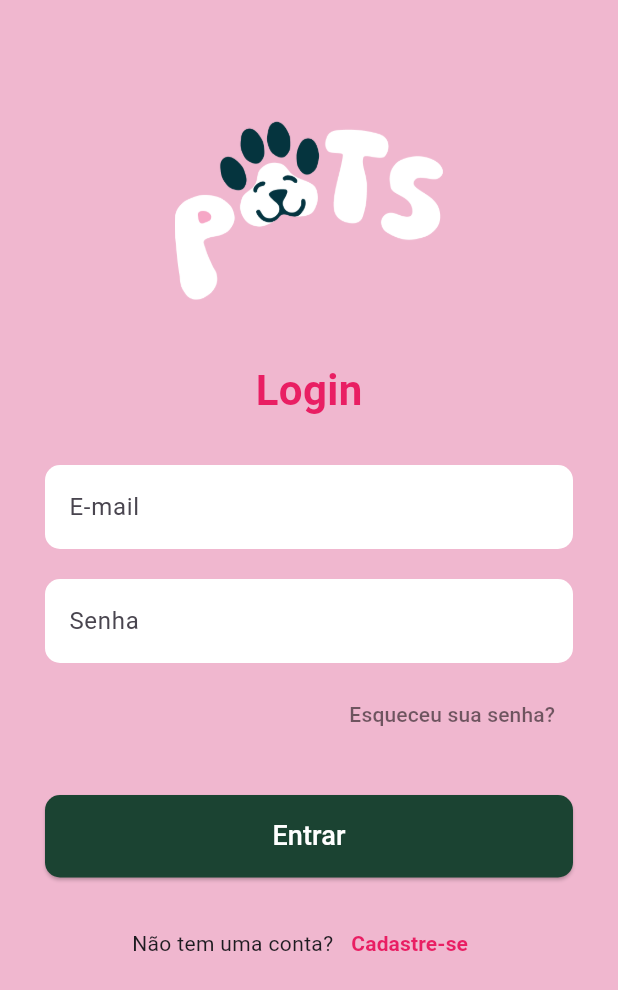
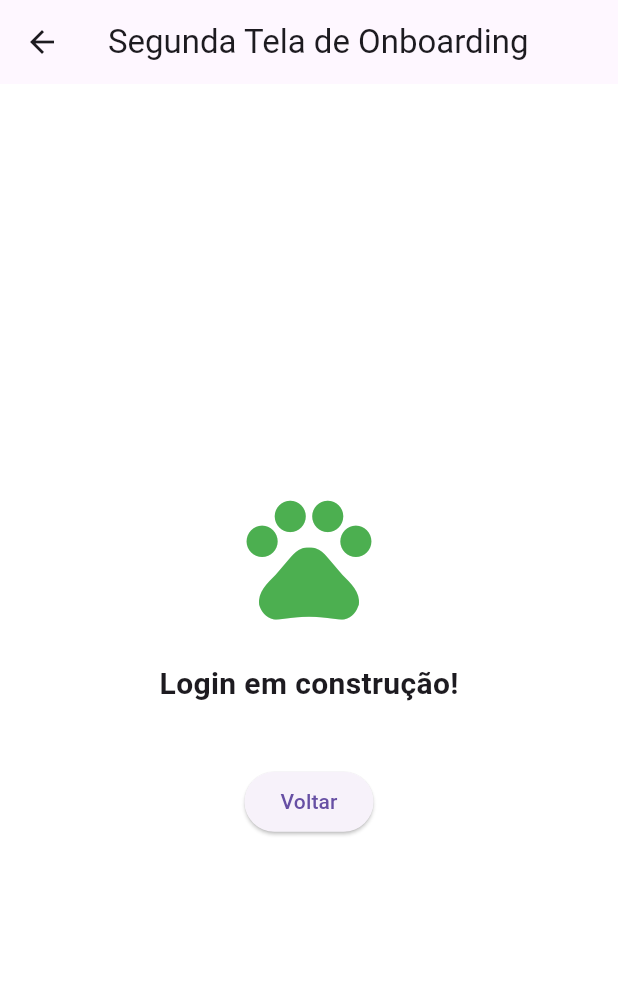
Before and after one commit to Emilysx/PPDM-FLUTTER, a Flutter app: the screen it shows after launch, after a tap on "Pular", on a phone screen of 412 x 824 dp. Shown: the top 990 px of the screen. Run offline on Flutter 3.47's test engine with Material 3 defaults, Android fonts, the phone set to English and light mode, and no system bars.

Commit message:
arrumando as telas

```diff
--- a/pets/lib/pages/Login.dart
+++ b/pets/lib/pages/Login.dart
@@ -1,136 +1,29 @@
 import 'package:flutter/material.dart';
 
-class Login extends StatefulWidget {
+class Login extends StatelessWidget {
   const Login({super.key});
-
-  @override
-  State<Login> createState() => _LoginPageState();
-}
-
-class _LoginPageState extends State<Login> {
-  // Controladores para pegar o texto digitado
-  final TextEditingController _emailController = TextEditingController();
-  final TextEditingController _senhaController = TextEditingController();
 
   @override
   Widget build(BuildContext context) {
     return Scaffold(
-      backgroundColor: const Color.fromARGB(255, 240, 183, 207), // Tom de rosa bem claro do fundo
-      body: SingleChildScrollView( // Permite rolar a tela se o teclado abrir
-        child: Padding(
-          padding: const EdgeInsets.symmetric(horizontal: 30),
+      appBar: AppBar(title: const Text("Segunda Tela de Onboarding")),
+      backgroundColor: Colors.white,
+      body: Center(
         child: Column(
-            children: [
-              const SizedBox(height: 80),
-
-              // Logo superior
-              Image.asset(
-                "assets/frame.png", // Nome do seu asset da logo
-                height: 120,
-              ),
-
-              const SizedBox(height: 40),
-
-              const Text(
-                "Login",
-                style: TextStyle(
-                  fontSize: 28,
-                  fontWeight: FontWeight.bold,
-                  color: Color(0xFFE91E63), // Rosa do título
-                ),
-              ),
-
-              const SizedBox(height: 30),
-
-              // Campo de E-mail
-              TextField(
-                controller: _emailController,
-                decoration: InputDecoration(
-                  labelText: 'E-mail',
-                  filled: true,
-                  fillColor: Colors.white,
-                  border: OutlineInputBorder(
-                    borderRadius: BorderRadius.circular(10),
-                    borderSide: BorderSide.none,
-                  ),
-                ),
-              ),
-
-              const SizedBox(height: 20),
-
-              // Campo de Senha
-              TextField(
-                controller: _senhaController,
-                obscureText: true, // Esconde a senha
-                decoration: InputDecoration(
-                  labelText: 'Senha',
-                  filled: true,
-                  fillColor: Colors.white,
-                  border: OutlineInputBorder(
-                    borderRadius: BorderRadius.circular(10),
-                    borderSide: BorderSide.none,
-                  ),
-                ),
-              ),
-
-              const SizedBox(height: 10),
-
-              // Esqueci minha senha
-              Align(
-                alignment: Alignment.centerRight,
-                child: TextButton(
-                  onPressed: () {},
-                  child: const Text(
-                    "Esqueceu sua senha?",
-                    style: TextStyle(color: Colors.black54),
-                  ),
-                ),
-              ),
-
-              const SizedBox(height: 30),
-
-              // Botão Entrar
-              ElevatedButton(
-                onPressed: () {
-                  // Lógica de login futura
-                  print("Login: ${_emailController.text}");
-                },
-                style: ElevatedButton.styleFrom(
-                  backgroundColor: const Color(0xFF1B4332), // Verde escuro
-                  minimumSize: const Size(double.infinity, 55),
-                  shape: RoundedRectangleBorder(
-                    borderRadius: BorderRadius.circular(10),
-                  ),
-                ),
-                child: const Text(
-                  "Entrar",
-                  style: TextStyle(color: Colors.white, fontSize: 18),
-                ),
-              ),
-
-              const SizedBox(height: 20),
-
-              // Criar conta
-              Row(
           mainAxisAlignment: MainAxisAlignment.center,
           children: [
-                  const Text("Não tem uma conta?"),
-                  TextButton(
-                    onPressed: () {
-                      // Navigator.push(context, MaterialPageRoute(builder: (context) => CadastroPage()));
-                    },
-                    child: const Text(
-                      "Cadastre-se",
-                      style: TextStyle(
-                        color: Color(0xFFE91E63),
-                        fontWeight: FontWeight.bold,
+            const Icon(Icons.pets, size: 100, color: Colors.green),
+            const SizedBox(height: 20),
+            const Text(
+              "Login em construção!",
+              style: TextStyle(fontSize: 20, fontWeight: FontWeight.bold),
             ),
-                    ),
+            const SizedBox(height: 40),
+            ElevatedButton(
+              onPressed: () => Navigator.pop(context),
+              child: const Text("Voltar"),
             ),
           ],
-              ),
-            ],
-          ),
         ),
       ),
     );
```
Lines whose indentation alone changed are shown as unchanged.
